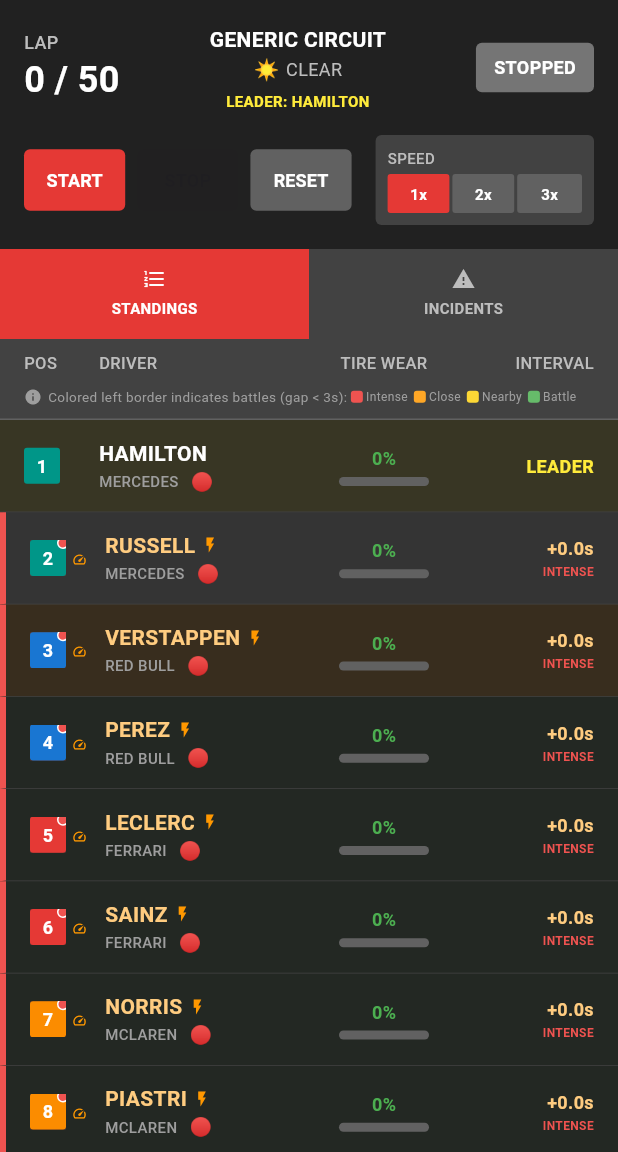
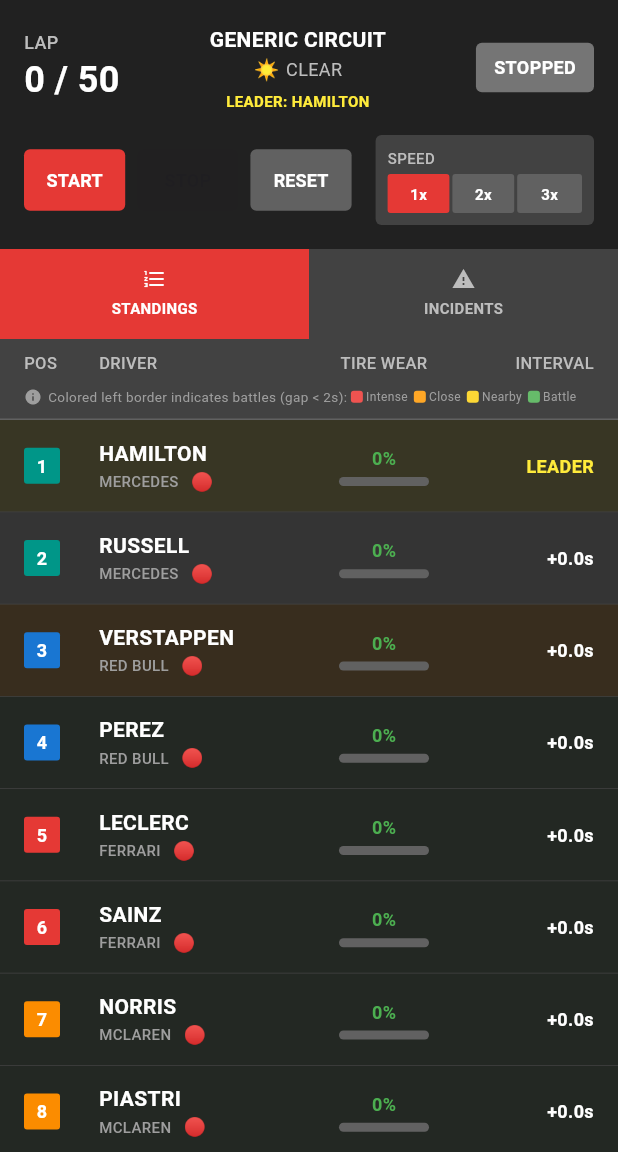
Before and after one commit to kimlokkk/real_formula, a Flutter app: the F1RaceSimulator screen opened by its route, on a phone screen of 412 x 824 dp, the part 84-1236 px from its top. Run offline on Flutter 3.47's test engine with Material 3 defaults, Android fonts, the phone set to English and light mode, and no system bars; Roboto replaces fonts that are missing (Arial).

Commit message:
0.1.2 - adjust overtaking battle

```diff
--- a/lib/ui/race_simulator_page.dart
+++ b/lib/ui/race_simulator_page.dart
@@ -767,7 +767,7 @@ class _F1RaceSimulatorState extends State<F1RaceSimulator> with TickerProviderSt
               Icon(Icons.info, color: Colors.grey[500], size: 12),
               SizedBox(width: 4),
               Text(
-                'Colored left border indicates battles (gap < 3s): ',
+                'Colored left border indicates battles (gap < 2s): ',
                 style: TextStyle(
                   color: Colors.grey[500],
                   fontSize: 9,
@@ -805,8 +805,20 @@ class _F1RaceSimulatorState extends State<F1RaceSimulator> with TickerProviderSt
         gapToCarAhead = driver.totalTime - carAhead.totalTime;
         intervalDisplay = '+${gapToCarAhead.toStringAsFixed(1)}s';
 
-        // Check if in battle (less than 3 seconds gap)
-        inBattle = gapToCarAhead < 3.0;
+        // Check if in battle (less than 2 seconds gap to car ahead)
+        // Only show battles after race has started and drivers have actual lap times
+        inBattle = currentLap > 0 && gapToCarAhead < 2.0 && gapToCarAhead > 0.0;
+      }
+    }
+
+// ALWAYS check if being chased (car behind within 2 seconds) - including for P1
+    if (index < drivers.length - 1 && currentLap > 0) {
+      Driver carBehind = drivers[index + 1];
+      if (!carBehind.isDNF()) {
+        double gapToCarBehind = carBehind.totalTime - driver.totalTime;
+        if (gapToCarBehind < 2.0 && gapToCarBehind > 0.0) {
+          inBattle = true; // Set battle for both chaser and being chased
+        }
       }
     }
 
@@ -867,21 +879,6 @@ class _F1RaceSimulatorState extends State<F1RaceSimulator> with TickerProviderSt
                         ),
                       ),
                     ),
-                    // NEW: Battle indicator dot
-                    if (inBattle)
-                      Positioned(
-                        right: -2,
-                        top: -2,
-                        child: Container(
-                          width: 8,
-                          height: 8,
-                          decoration: BoxDecoration(
-                            color: _getBattleColor(gapToCarAhead),
-                            shape: BoxShape.circle,
-                            border: Border.all(color: Colors.white, width: 1),
-                          ),
-                        ),
-                      ),
                   ],
                 ),
                 SizedBox(width: 4),
@@ -892,16 +889,6 @@ class _F1RaceSimulatorState extends State<F1RaceSimulator> with TickerProviderSt
                         driver.positionChangeFromStart > 0 ? Icons.arrow_upward : Icons.arrow_downward,
                         color: driver.positionChangeFromStart > 0 ? Colors.green : Colors.red,
                         size: 12,
-                      ),
-                    // NEW: Battle indicator for close racing
-                    if (inBattle && gapToCarAhead < 1.5)
-                      Container(
-                        margin: EdgeInsets.only(top: 2),
-                        child: Icon(
-                          Icons.speed,
-                          color: Colors.orange,
-                          size: 10,
-                        ),
                       ),
                   ],
                 ),
@@ -1556,7 +1543,7 @@ class _F1RaceSimulatorState extends State<F1RaceSimulator> with TickerProviderSt
     if (gap < 0.5) return Colors.red[400]!; // Intense battle (red)
     if (gap < 1.0) return Colors.orange[400]!; // Close battle (orange)
     if (gap < 2.0) return Colors.yellow[600]!; // Moderate battle (yellow)
-    return Colors.green[400]!; // Light battle (green)
+    return Colors.red[300]!; // Light battle (green)
   }
 
 // NEW: Get battle description
@@ -1564,7 +1551,7 @@ class _F1RaceSimulatorState extends State<F1RaceSimulator> with TickerProviderSt
     if (gap < 0.5) return 'INTENSE';
     if (gap < 1.0) return 'CLOSE';
     if (gap < 2.0) return 'NEARBY';
-    return 'BATTLE';
+    return 'PURSUED';
   }
 
 // NEW: Battle legend item
```
